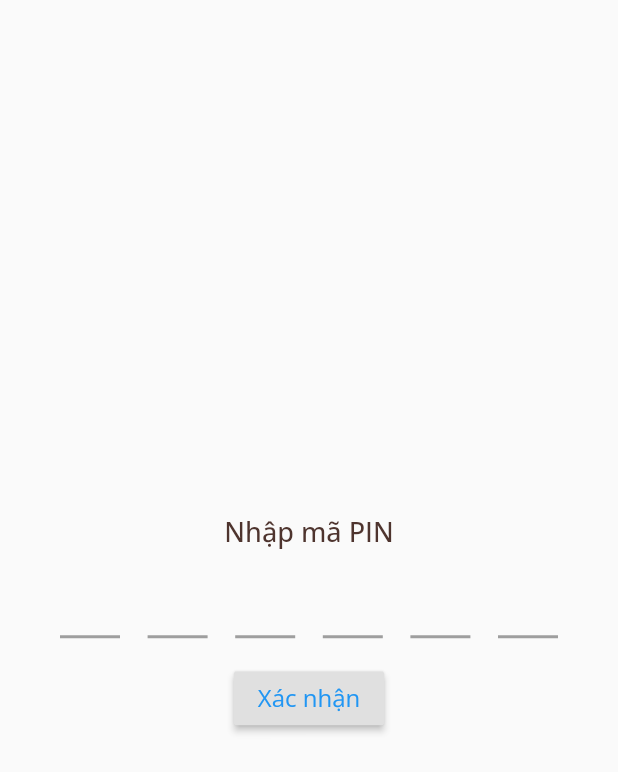
After one commit to kulcua/Digital-Wallet-QR, a Flutter app: the InputPin screen opened directly, after a tap on "Xác nhận", on a phone screen of 412 x 824 dp. The commit adds this screen. Shown: the top 772 px of the screen. Run offline on Flutter 3.47's test engine with Material 2 defaults, Android fonts, the phone set to English and light mode, and no system bars; drawn by our look-alikes of pin_code_fields; our stand-ins replace bottom_navy_bar, cloud_firestore, firebase_auth, firebase_messaging, google_fonts, qr_flutter; missing offline and left inert: qrscan; accounts and stored records are empty.

Commit message:
input pin

```diff
--- a/lib/authen/signup.dart
+++ b/lib/authen/signup.dart
@@ -17,12 +17,12 @@ class _SignUpState extends State<SignUp> {
   final AuthServices _auth = AuthServices();
   final _formKey = GlobalKey<FormState>();
 
-
   String email = '';
   String password = '';
   String name = '';
   String money = '1,000,000';
   String phone = '';
+  String pin = '0';
   String error = '';
 
   @override
@@ -66,9 +66,8 @@ class _SignUpState extends State<SignUp> {
             Container(
               margin: EdgeInsets.symmetric(vertical: 10.0, horizontal: 25.0),
               child: TextFormField(
-                    validator: (val) => val.length < 6
-                        ? 'Mật khẩu phải hơn 6 kí tự'
-                        : null,
+                validator: (val) =>
+                    val.length < 6 ? 'Mật khẩu phải hơn 6 kí tự' : null,
                 onChanged: (val) {
                   setState(() => password = val);
                 },
@@ -109,8 +108,8 @@ class _SignUpState extends State<SignUp> {
               color: Color(0xff7d5a5a),
               onPressed: () async {
                 if (_formKey.currentState.validate()) {
-                      dynamic result =
-                      await _auth.registerWithEmailAndPassword(context, email, password, name, money, phone);
+                  dynamic result = await _auth.registerWithEmailAndPassword(
+                      context, email, password, name, money, phone, pin);
                   if (result == null) {
                     setState(() {
                       error = 'Email không tồn tại';
--- a/lib/module/user_model.dart
+++ b/lib/module/user_model.dart
@@ -2,21 +2,23 @@ import 'package:cloud_firestore/cloud_firestore.dart';
 import 'package:moneymangement/screens/setting_page.dart';
 
 class User {
-  //final String id;
+  final String id;
   final String name;
   final String money;
   final String phone;
   final String email;
+  final String pin;
 
-  User({this.email, this.name, this.money, this.phone});
+  User({this.id, this.email, this.name, this.money, this.phone, this.pin});
 
   factory User.fromDoc(DocumentSnapshot document) {
     return User(
-      //id: document.documentID,
+      id: document.documentID,
       email: document['email'],
       name: document['name'],
       money: document['money'],
       phone: document['phone'],
+      pin: document['pin'],
     );
   }
 }
--- /dev/null
+++ b/lib/screens/input_pin.dart
@@ -0,0 +1,107 @@
+import 'package:flutter/material.dart';
+import 'package:google_fonts/google_fonts.dart';
+import 'package:moneymangement/module/user.dart';
+import 'package:moneymangement/module/user_model.dart';
+import 'package:moneymangement/screens/home.dart';
+import 'package:moneymangement/services/database.dart';
+import 'package:moneymangement/utilities/constants.dart';
+import 'package:pin_code_fields/pin_code_fields.dart';
+import 'package:provider/provider.dart';
+
+class InputPin extends StatefulWidget {
+
+  final User user;
+
+  InputPin({this.user});
+
+  @override
+  _InputPinState createState() => _InputPinState();
+}
+
+class _InputPinState extends State<InputPin> {
+
+  final _formKey = GlobalKey<FormState>();
+  String _pin = '';
+  bool _isLoading = false;
+
+  _submit() async {
+    if (_formKey.currentState.validate() && !_isLoading) {
+      _formKey.currentState.save();
+
+      setState(() {
+        _isLoading = true;
+      });
+
+       //Update user in database
+      User user = User(
+        id: widget.user.id,
+        pin: _pin,
+      );
+
+      print('lai la pin $_pin');
+      // Database update
+      DatabaseService.updateUser(user);
+
+      //Navigator.pop(context);
+    }
+  }
+
+  @override
+  Widget build(BuildContext context) {
+    return Scaffold(
+      body: Form(
+        key: _formKey,
+        child: Column(
+          mainAxisAlignment: MainAxisAlignment.center,
+          children: <Widget>[
+            Container(
+              margin: EdgeInsets.symmetric(vertical: 8.0),
+              child: Text(
+                'Nhập mã PIN',
+                style: GoogleFonts.openSans(
+                    textStyle: TextStyle(
+                  color: Colors.brown[800],
+                  fontSize: 18,
+                  fontWeight: FontWeight.w500,
+                )),
+              ),
+            ),
+            Padding(
+              padding: EdgeInsets.symmetric(horizontal: 40.0),
+              child: PinCodeTextField(
+                onChanged: (input) {
+                  _pin = input;
+                  print(_pin);
+                },
+                textStyle: TextStyle(fontWeight: FontWeight.w100, fontSize: 10),
+                textInputType: TextInputType.number,
+                length: 6,
+                obsecureText: true,
+                animationType: AnimationType.fade,
+                pinTheme: PinTheme(
+                  selectedColor: Colors.brown,
+                  inactiveColor: Colors.grey,
+                  activeColor: Colors.pink[100],
+                  fieldHeight: 50,
+                  fieldWidth: 40,
+                ),
+              ),
+            ),
+            RaisedButton(
+              onPressed: _submit,
+              child: Text(
+                'Xác nhận',
+                style: GoogleFonts.openSans(
+                    textStyle: TextStyle(
+                  color: Colors.blue,
+                  fontSize: 16,
+                  fontWeight: FontWeight.w400,
+                )),
+              ),
+            )
+          ],
+        ),
+      ),
+    );
+  }
+}
--- a/lib/screens/mainpage.dart
+++ b/lib/screens/mainpage.dart
@@ -6,13 +6,15 @@ import 'package:provider/provider.dart';
 import 'griddashboad.dart';
 import 'package:google_fonts/google_fonts.dart';
 
+import 'input_pin.dart';
+
 class MainPage extends StatefulWidget {
   @override
   _MainPageState createState() => _MainPageState();
 }
 
 class _MainPageState extends State<MainPage> {
-  @override
+
   buildProfileInfo(User user) {
     return Padding(
         padding: EdgeInsets.only(left: 16, right: 16),
--- a/lib/screens/user_page.dart
+++ b/lib/screens/user_page.dart
@@ -1,11 +1,11 @@
 import 'package:flutter/material.dart';
 
-class User extends StatefulWidget {
+class UserPage extends StatefulWidget {
   @override
-  _UserState createState() => _UserState();
+  _UserPageState createState() => _UserPageState();
 }
 
-class _UserState extends State<User> {
+class _UserPageState extends State<UserPage> {
   @override
   Widget build(BuildContext context) {
     return Scaffold(
--- a/lib/services/auth.dart
+++ b/lib/services/auth.dart
@@ -75,7 +75,8 @@ class AuthServices {
       String password,
       String name,
       String money,
-      String phone) async {
+      String phone,
+      String pin) async {
     try {
       AuthResult authResult = await _auth.createUserWithEmailAndPassword(
         email: email,
@@ -88,6 +89,7 @@ class AuthServices {
           'name': name,
           'money': money,
           'phone': phone,
+          'pin': pin,
         });
         Provider.of<UserData>(context).currentUserId = signedInUser.uid;
         Navigator.pop(context);
```
Also changed, not shown: lib/screens/home.dart (+9 -2 lines), lib/services/database.dart (+4 -3 lines), lib/wrapper.dart (+30 -1 lines). Lines whose indentation alone changed are shown as unchanged.
